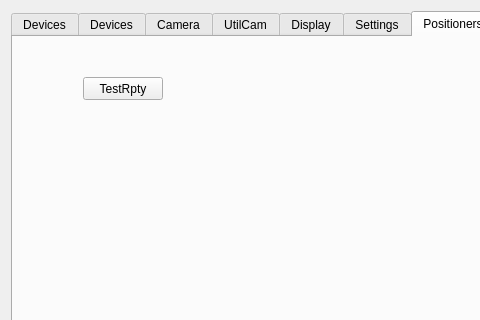
Old version of the form GUI/mainwindow.ui in the repository mvxe/MLA-CS; both pictures show x 0 to 480 and y 0 to 320 of the 1188 by 1007 pixel window.
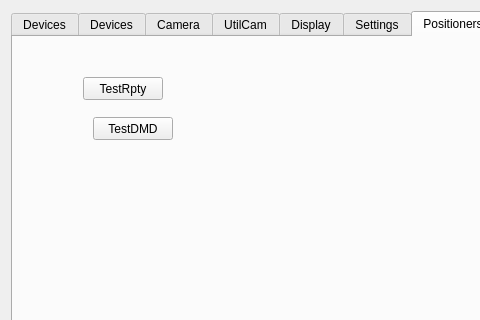
New version of the form. The open tabs and pages were chosen to show the change. Icons and pictures are not drawn. Custom widgets are drawn as their Qt base class.

```diff
--- a/GUI/mainwindow.ui
+++ b/GUI/mainwindow.ui
@@ -2091,6 +2091,19 @@
          <string>TestRpty</string>
         </property>
        </widget>
+       <widget class="QPushButton" name="pushButton_13">
+        <property name="geometry">
+         <rect>
+          <x>80</x>
+          <y>80</y>
+          <width>80</width>
+          <height>23</height>
+         </rect>
+        </property>
+        <property name="text">
+         <string>TestDMD</string>
+        </property>
+       </widget>
       </widget>
       <widget class="QWidget" name="tab_rpty_monitor">
        <attribute name="title">
```
